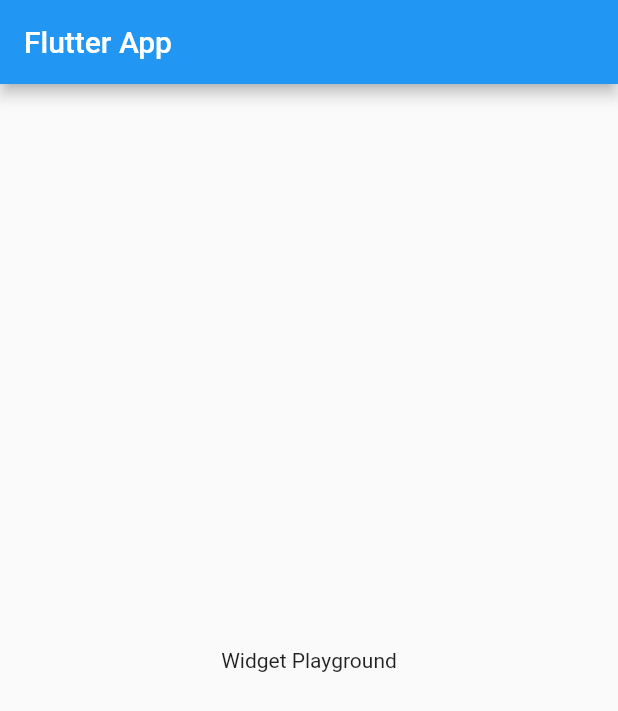
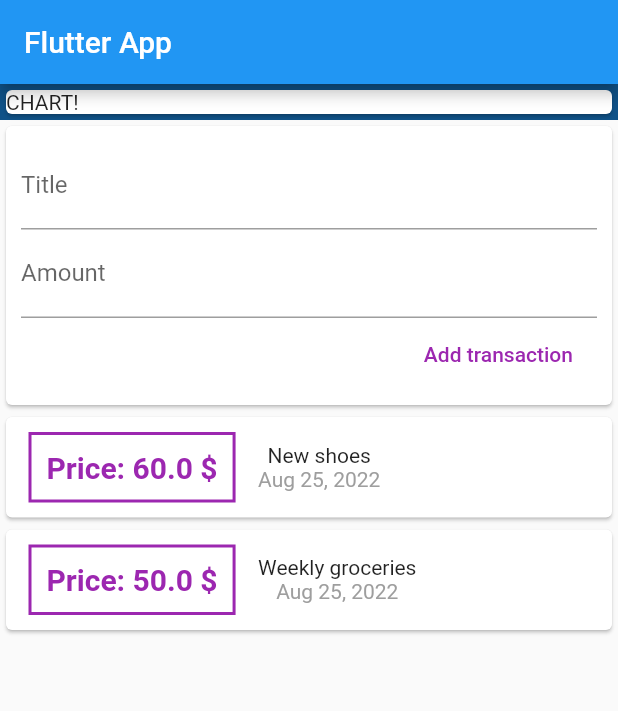
Before and after one commit to Arkadian404/flutter_new, a Flutter app: the screen it shows after launch, on a phone screen of 412 x 824 dp. Shown: the top 711 px of the screen. Run offline on Flutter 3.47's test engine with Material 2 defaults, Android fonts, the phone set to English and light mode, and no system bars.

Commit message:
Create some basic stuffs

```diff
--- a/lib/main.dart
+++ b/lib/main.dart
@@ -1,6 +1,8 @@
 import 'package:flutter/material.dart';
+import 'package:intl/intl.dart';
+import './transaction.dart';
 
-void main() => runApp(MyApp());
+void main() => runApp(const MyApp());
 
 class MyApp extends StatelessWidget {
   const MyApp({Key? key}) : super(key: key);
@@ -16,6 +18,11 @@ class MyApp extends StatelessWidget {
 
 class MyHomepage extends StatelessWidget {
   const MyHomepage({Key? key}) : super(key: key);
+  static List<Transaction> transactions = [
+    Transaction(id: 't1', title: 'New shoes', amount: 60, date: DateTime.now()),
+    Transaction(
+        id: 't2', title: 'Weekly groceries', amount: 50, date: DateTime.now()),
+  ];
 
   @override
   Widget build(BuildContext context) {
@@ -23,8 +30,74 @@ class MyHomepage extends StatelessWidget {
         appBar: AppBar(
           title: Text('Flutter App'),
         ),
-        body: Center(
-          child: Text('Widget Playground'),
-        ));
+        body: Column(
+            //mainAxisAlignment: MainAxisAlignment.spaceBetween,
+            crossAxisAlignment: CrossAxisAlignment.stretch,
+            children: <Widget>[
+              Container(
+                width: double.infinity,
+                color: Color.fromARGB(255, 15, 82, 136),
+                child: Card(
+                  child: Text("CHART!"),
+                ),
+              ),
+              Card(
+                child: Container(
+                  padding: EdgeInsets.all(10),
+                  child: Column(
+                      crossAxisAlignment: CrossAxisAlignment.end,
+                      children: <Widget>[
+                        TextField(
+                          decoration: InputDecoration(labelText: "Title"),
+                        ),
+                        TextField(
+                          decoration: InputDecoration(labelText: "Amount"),
+                        ),
+                        FlatButton(
+                          onPressed: () {},
+                          child: Text("Add transaction"),
+                          textColor: Colors.purple,
+                        )
+                      ]),
+                ),
+              ),
+              Column(
+                children: transactions
+                    .map(
+                      (tx) => Card(
+                        child: Row(
+                          children: <Widget>[
+                            Container(
+                              margin: EdgeInsets.symmetric(
+                                  vertical: 10, horizontal: 15),
+                              child: Text(
+                                "Price: ${tx.amount} \$",
+                                style: TextStyle(
+                                    fontWeight: FontWeight.bold,
+                                    fontSize: 20,
+                                    color: Colors.purple),
+                              ),
+                              decoration: BoxDecoration(
+                                border: Border.all(
+                                  color: Colors.purple,
+                                  width: 2,
+                                ),
+                              ),
+                              padding: EdgeInsets.all(10),
+                            ),
+                            Column(children: <Widget>[
+                              Text(tx.title),
+                              Text(
+                                DateFormat.yMMMd().format(tx.date),
+                                style: TextStyle(color: Colors.grey),
+                              ),
+                            ])
+                          ],
+                        ),
+                      ),
+                    )
+                    .toList(),
+              )
+            ]));
   }
 }
--- /dev/null
+++ b/lib/transaction.dart
@@ -0,0 +1,12 @@
+class Transaction {
+  String id;
+  String title;
+  double amount;
+  DateTime date;
+
+  Transaction(
+      {required this.id,
+      required this.title,
+      required this.amount,
+      required this.date});
+}
--- a/pubspec.yaml
+++ b/pubspec.yaml
@@ -3,7 +3,7 @@ description: A new Flutter project.
 
 # The following line prevents the package from being accidentally published to
 # pub.dev using `flutter pub publish`. This is preferred for private packages.
-publish_to: 'none' # Remove this line if you wish to publish to pub.dev
+publish_to: "none" # Remove this line if you wish to publish to pub.dev
 
 # The following defines the version and build number for your application.
 # A version number is three numbers separated by dots, like 1.2.43
@@ -30,7 +30,6 @@ dependencies:
   flutter:
     sdk: flutter
 
-
   # The following adds the Cupertino Icons font to your application.
   # Use with the CupertinoIcons class for iOS style icons.
   cupertino_icons: ^1.0.2
@@ -38,6 +37,7 @@ dependencies:
 dev_dependencies:
   flutter_test:
     sdk: flutter
+  intl: ^0.17.0
 
   # The "flutter_lints" package below contains a set of recommended lints to
   # encourage good coding practices. The lint set provided by the package is
@@ -51,7 +51,6 @@ dev_dependencies:
 
 # The following section is specific to Flutter packages.
 flutter:
-
   # The following line ensures that the Material Icons font is
   # included with your application, so that you can use the icons in
   # the material Icons class.
```
Also changed, not shown: pubspec.lock.
